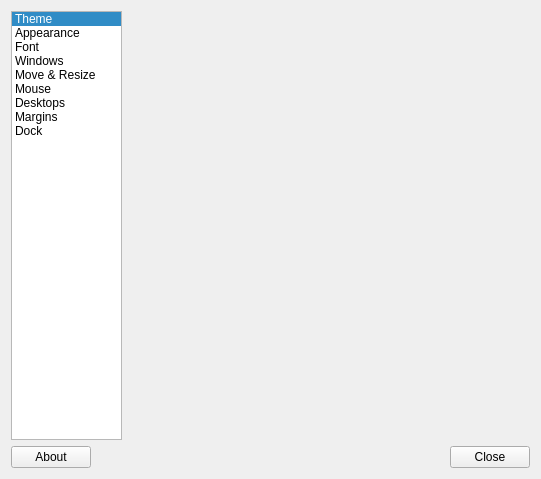
The window that src/obconf.ui (lxqt/obconf-qt) describes before a commit, drawn with Qt 5.
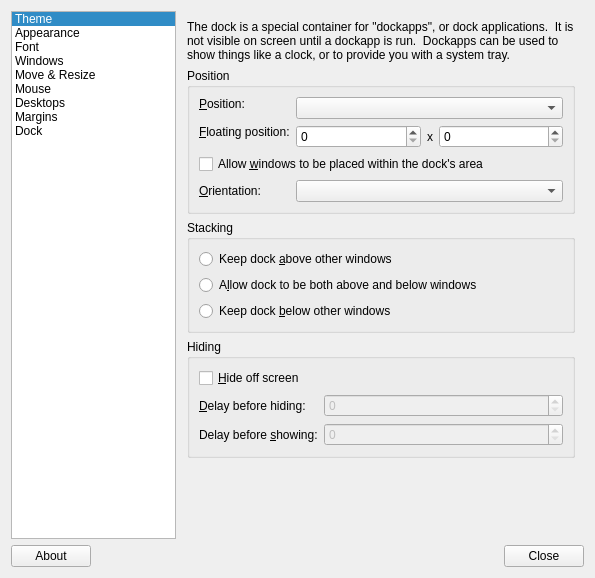
The same window after the commit. The open tabs and pages were chosen to show the change. Custom widgets are drawn as their Qt base class.

Commit message: Port missing "Dock" options from obconf gtk+ version.

What changed in the file:
```diff
--- a/src/obconf.ui
+++ b/src/obconf.ui
@@ -6,8 +6,8 @@
    <rect>
     <x>0</x>
     <y>0</y>
-    <width>541</width>
-    <height>479</height>
+    <width>595</width>
+    <height>578</height>
    </rect>
   </property>
   <property name="windowTitle">
@@ -1017,7 +1017,283 @@
          </item>
         </layout>
        </widget>
-       <widget class="QWidget" name="dockPage"/>
+       <widget class="QWidget" name="dockPage">
+        <layout class="QVBoxLayout" name="verticalLayout_12" stretch="0,0,0,0,1">
+         <item>
+          <widget class="QLabel" name="label_14">
+           <property name="text">
+            <string>The dock is a special container for &quot;dockapps&quot;, or dock applications.  It is not visible on screen until a dockapp is run.  Dockapps can be used to show things like a clock, or to provide you with a system tray.</string>
+           </property>
+           <property name="wordWrap">
+            <bool>true</bool>
+           </property>
+          </widget>
+         </item>
+         <item>
+          <widget class="QGroupBox" name="groupBox_10">
+           <property name="sizePolicy">
+            <sizepolicy hsizetype="Preferred" vsizetype="Fixed">
+             <horstretch>0</horstretch>
+             <verstretch>0</verstretch>
+            </sizepolicy>
+           </property>
+           <property name="title">
+            <string>Position</string>
+           </property>
+           <layout class="QFormLayout" name="formLayout_8">
+            <item row="0" column="0">
+             <widget class="QLabel" name="label_36">
+              <property name="sizePolicy">
+               <sizepolicy hsizetype="Preferred" vsizetype="Fixed">
+                <horstretch>0</horstretch>
+                <verstretch>0</verstretch>
+               </sizepolicy>
+              </property>
+              <property name="text">
+               <string>&amp;Position:</string>
+              </property>
+              <property name="buddy">
+               <cstring>dock_position</cstring>
+              </property>
+             </widget>
+            </item>
+            <item row="0" column="1">
+             <widget class="QComboBox" name="dock_position">
+              <property name="currentIndex">
+               <number>-1</number>
+              </property>
+              <item>
+               <property name="text">
+                <string>Top Left</string>
+               </property>
+              </item>
+              <item>
+               <property name="text">
+                <string>Top</string>
+               </property>
+              </item>
+              <item>
+               <property name="text">
+                <string>Top Right</string>
+               </property>
+              </item>
+              <item>
+               <property name="text">
+                <string>Left</string>
+               </property>
+              </item>
+              <item>
+               <property name="text">
+                <string>Right</string>
+               </property>
+              </item>
+              <item>
+               <property name="text">
+                <string>Bottom Left</string>
+               </property>
+              </item>
+              <item>
+               <property name="text">
+                <string>Bottom</string>
+               </property>
+              </item>
+              <item>
+               <property name="text">
+                <string>Bottom Right</string>
+               </property>
+              </item>
+              <item>
+               <property name="text">
+                <string>Floating</string>
+               </property>
+              </item>
+             </widget>
+            </item>
+            <item row="1" column="0">
+             <widget class="QLabel" name="label_37">
+              <property name="sizePolicy">
+               <sizepolicy hsizetype="Preferred" vsizetype="Fixed">
+                <horstretch>0</horstretch>
+                <verstretch>0</verstretch>
+               </sizepolicy>
+              </property>
+              <property name="text">
+               <string>&amp;Floating position:</string>
+              </property>
+              <property name="buddy">
+               <cstring>dock_float_x</cstring>
+              </property>
+             </widget>
+            </item>
+            <item row="1" column="1">
+             <layout class="QHBoxLayout" name="horizontalLayout_4">
+              <item>
+               <widget class="QSpinBox" name="dock_float_x">
+                <property name="maximum">
+                 <number>10000</number>
+                </property>
+               </widget>
+              </item>
+              <item>
+               <widget class="QLabel" name="label_38">
+                <property name="sizePolicy">
+                 <sizepolicy hsizetype="Fixed" vsizetype="Preferred">
+                  <horstretch>0</horstretch>
+                  <verstretch>0</verstretch>
+                 </sizepolicy>
+                </property>
+                <property name="text">
+                 <string>x</string>
+                </property>
+               </widget>
+              </item>
+              <item>
+               <widget class="QSpinBox" name="dock_float_y">
+                <property name="maximum">
+                 <number>10000</number>
+                </property>
+               </widget>
+              </item>
+             </layout>
+            </item>
+            <item row="2" column="0" colspan="2">
+             <widget class="QCheckBox" name="dock_nostrut">
+              <property name="text">
+               <string>Allow &amp;windows to be placed within the dock's area</string>
+              </property>
+             </widget>
+            </item>
+            <item row="3" column="0">
+             <widget class="QLabel" name="label_39">
+              <property name="text">
+               <string>&amp;Orientation: </string>
+              </property>
+              <property name="buddy">
+               <cstring>dock_direction</cstring>
+              </property>
+             </widget>
+            </item>
+            <item row="3" column="1">
+             <widget class="QComboBox" name="dock_direction">
+              <property name="currentIndex">
+               <number>-1</number>
+              </property>
+              <item>
+               <property name="text">
+                <string>Vertical</string>
+               </property>
+              </item>
+              <item>
+               <property name="text">
+                <string>Horizontal</string>
+               </property>
+              </item>
+             </widget>
+            </item>
+           </layout>
+          </widget>
+         </item>
+         <item>
+          <widget class="QGroupBox" name="groupBox_11">
+           <property name="title">
+            <string>Stacking</string>
+           </property>
+           <layout class="QVBoxLayout" name="verticalLayout_11">
+            <item>
+             <widget class="QRadioButton" name="dock_stack_top">
+              <property name="text">
+               <string>Keep dock &amp;above other windows</string>
+              </property>
+             </widget>
+            </item>
+            <item>
+             <widget class="QRadioButton" name="dock_stack_normal">
+              <property name="text">
+               <string>A&amp;llow dock to be both above and below windows</string>
+              </property>
+             </widget>
+            </item>
+            <item>
+             <widget class="QRadioButton" name="dock_stack_bottom">
+              <property name="text">
+               <string>Keep dock &amp;below other windows</string>
+              </property>
+             </widget>
+            </item>
+           </layout>
+          </widget>
+         </item>
+         <item>
+          <widget class="QGroupBox" name="groupBox_12">
+           <property name="title">
+            <string>Hiding</string>
+           </property>
+           <layout class="QFormLayout" name="formLayout_9">
+            <item row="1" column="0">
+             <widget class="QLabel" name="label_40">
+              <property name="text">
+               <string>&amp;Delay before hiding:</string>
+              </property>
+              <property name="buddy">
+               <cstring>dock_hide_delay</cstring>
+              </property>
+             </widget>
+            </item>
+            <item row="2" column="0">
+             <widget class="QLabel" name="label_41">
+              <property name="text">
+               <string>Delay before &amp;showing:</string>
+              </property>
+              <property name="buddy">
+               <cstring>dock_show_delay</cstring>
+              </property>
+             </widget>
+            </item>
+            <item row="1" column="1">
+             <widget class="QSpinBox" name="dock_hide_delay">
+              <property name="enabled">
+               <bool>false</bool>
+              </property>
+              <property name="maximum">
+               <number>10000</number>
+              </property>
+             </widget>
+            </item>
+            <item row="2" column="1">
+             <widget class="QSpinBox" name="dock_show_delay">
+              <property name="enabled">
+               <bool>false</bool>
+              </property>
+              <property name="maximum">
+               <number>10000</number>
+              </property>
+             </widget>
+            </item>
+            <item row="0" column="0" colspan="2">
+             <widget class="QCheckBox" name="dock_hide">
+              <property name="text">
+               <string>&amp;Hide off screen</string>
+              </property>
+             </widget>
+            </item>
+           </layout>
+          </widget>
+         </item>
+         <item>
+          <spacer name="verticalSpacer_6">
+           <property name="orientation">
+            <enum>Qt::Vertical</enum>
+           </property>
+           <property name="sizeHint" stdset="0">
+            <size>
+             <width>20</width>
+             <height>40</height>
+            </size>
+           </property>
+          </spacer>
+         </item>
+        </layout>
+       </widget>
       </widget>
      </item>
     </layout>
```
Left out of the diff: 48 changed lines with no effect on the pictures. The commit also changes 2 other files.
